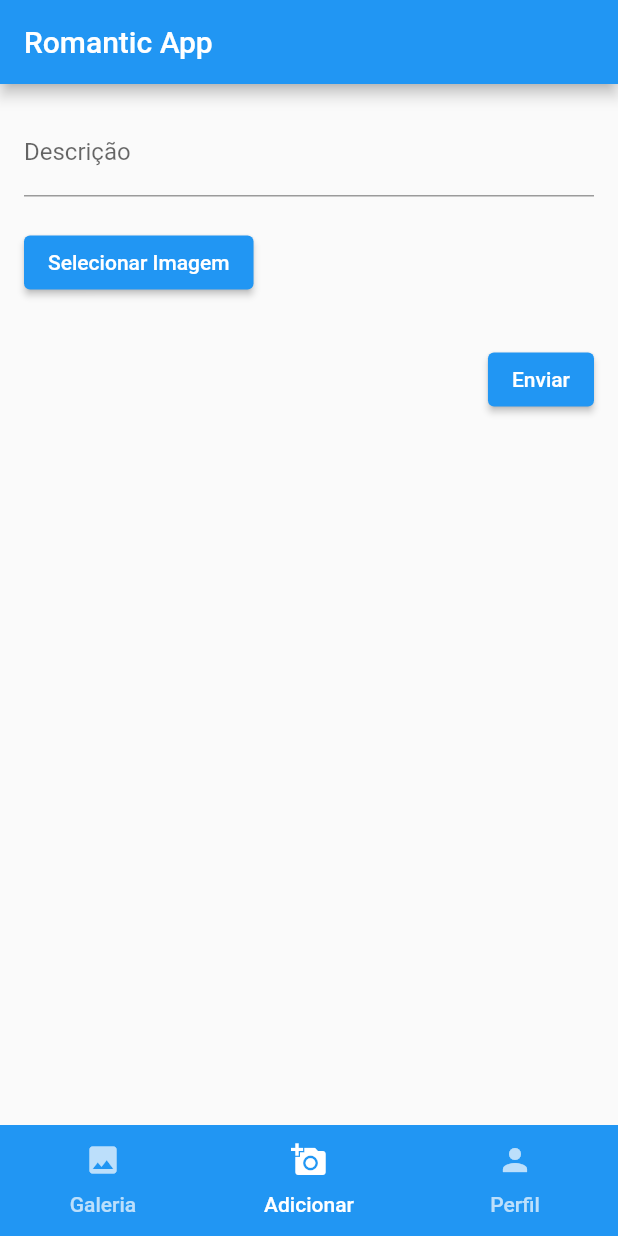
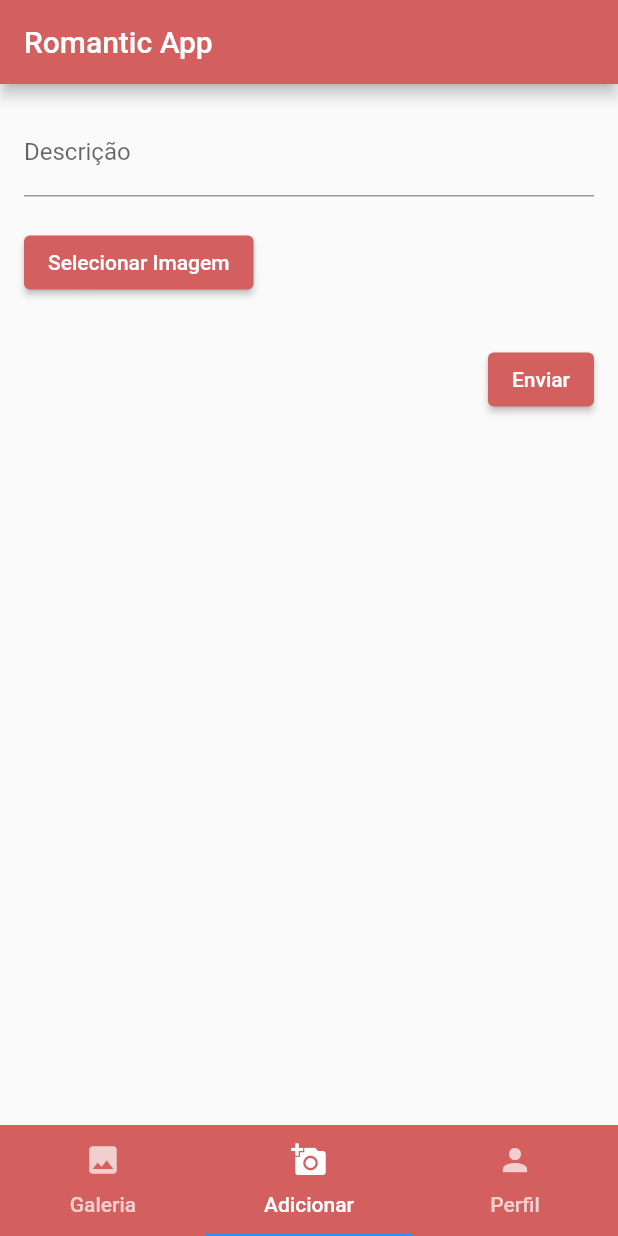
Before and after one commit to emanuelvasconnobre/romantic-app, a Flutter app: the GalleryPage screen opened directly with empty values, item 2 of the bottom bar chosen, on a phone screen of 412 x 824 dp. Run offline on Flutter 3.47's test engine with Material 2 defaults, Android fonts, the phone set to English and light mode, and no system bars; our stand-ins replace cloud_firestore, firebase_auth, firebase_core, firebase_storage, flutter_bloc, fluttertoast and 1 more; accounts and stored records are empty; generated files the repository leaves out were written again.

Commit message:
refac: overhaul color scheme

```diff
--- a/lib/pages/gallery_page.dart
+++ b/lib/pages/gallery_page.dart
@@ -2,6 +2,7 @@ import 'package:romanticapp/screens/profile_screen.dart';
 import 'package:flutter/material.dart';
 import 'package:romanticapp/screens/gallery.screen.dart';
 import 'package:romanticapp/screens/upload_image_screen.dart';
+import 'package:romanticapp/utils/app_color.dart';
 
 class GalleryPage extends StatelessWidget {
   final GlobalKey<NavigatorState> navigatorKey;
@@ -16,6 +17,7 @@ class GalleryPage extends StatelessWidget {
           appBar: AppBar(
             automaticallyImplyLeading: false,
             title: const Text('Romantic App'),
+            backgroundColor: AppColor.primaryBgColor,
           ),
           body: TabBarView(
             children: [
@@ -26,7 +28,7 @@ class GalleryPage extends StatelessWidget {
             ],
           ),
           bottomNavigationBar: Container(
-              color: Colors.blue,
+              color: AppColor.primaryBgColor,
               child: const TabBar(
                 tabs: [
                   Tab(icon: Icon(Icons.image), text: 'Galeria'),
--- a/lib/screens/login.screen.dart
+++ b/lib/screens/login.screen.dart
@@ -1,6 +1,7 @@
 import 'package:flutter/material.dart';
 import 'package:flutter_bloc/flutter_bloc.dart';
 import 'package:romanticapp/bloc/auth_bloc.dart';
+import 'package:romanticapp/utils/app_color.dart';
 import 'package:romanticapp/validation/composite.validation.dart';
 import 'package:romanticapp/validation/form/email.validation.dart';
 import 'package:romanticapp/validation/form/is_not_empty.validation.dart';
@@ -84,6 +85,7 @@ class LoginScreenState extends State<LoginScreen> {
       appBar: AppBar(
         automaticallyImplyLeading: false,
         title: const Text('Login'),
+        backgroundColor: AppColor.primaryBgColor,
       ),
       body: Padding(
         padding: const EdgeInsets.all(16.0),
@@ -116,6 +118,9 @@ class LoginScreenState extends State<LoginScreen> {
                     onPressed: () {
                       _onSubmitHandler(context);
                     },
+                    style: ElevatedButton.styleFrom(
+                      backgroundColor: AppColor.primaryBgColor,
+                    ),
                     child: const Text('Enviar'),
                   ),
                 ],
--- a/lib/screens/upload_image_screen.dart
+++ b/lib/screens/upload_image_screen.dart
@@ -4,6 +4,7 @@ import 'package:image_picker/image_picker.dart';
 import 'package:romanticapp/bloc/auth_bloc.dart';
 import 'package:romanticapp/bloc/gallery_bloc.dart';
 import 'package:romanticapp/data/service/photo/protocols/create_one_service_input.dart';
+import 'package:romanticapp/utils/app_color.dart';
 
 class UploadImageScreen extends StatefulWidget {
   final GlobalKey<NavigatorState> navigatorKey;
@@ -91,15 +92,18 @@ class _UploadImageScreenState extends State<UploadImageScreen> {
             const SizedBox(height: 20),
             ElevatedButton(
               onPressed: getImage,
+              style: ElevatedButton.styleFrom(
+                backgroundColor: AppColor.primaryBgColor,
+              ),
               child: const Text('Selecionar Imagem'),
             ),
             const SizedBox(height: 10),
             _image != null
                 ? Image.file(
-              fit: BoxFit.contain,
-              _image!,
-              height: 150,
-            )
+                    fit: BoxFit.contain,
+                    _image!,
+                    height: 150,
+                  )
                 : Container(),
             const SizedBox(height: 20),
             Row(
@@ -109,6 +113,9 @@ class _UploadImageScreenState extends State<UploadImageScreen> {
                 const SizedBox(width: 20),
                 ElevatedButton(
                   onPressed: _submitForm,
+                  style: ElevatedButton.styleFrom(
+                    backgroundColor: AppColor.primaryBgColor,
+                  ),
                   child: const Text('Enviar'),
                 ),
               ],
--- a/lib/widgets/UI/app_button.dart
+++ b/lib/widgets/UI/app_button.dart
@@ -1,4 +1,5 @@
 import 'package:flutter/material.dart';
+import 'package:romanticapp/utils/app_color.dart';
 import 'package:url_launcher/url_launcher_string.dart';
 
 class AppButton extends StatelessWidget {
@@ -22,7 +23,7 @@ class AppButton extends StatelessWidget {
       style: style ??
           const ButtonStyle(
             alignment: Alignment.center,
-            backgroundColor: MaterialStatePropertyAll(Colors.blue),
+            backgroundColor: MaterialStatePropertyAll(AppColor.primaryBgColor),
             shape: MaterialStatePropertyAll(
               RoundedRectangleBorder(
                 borderRadius: BorderRadius.all(Radius.circular(30.0)),
```
Also changed, not shown: lib/bloc/gallery_bloc.dart (+4 -3 lines), lib/screens/edit_profile_screen.dart (+8 -1 lines), lib/screens/profile_screen.dart (+6 -1 lines), lib/screens/view-photo.screen.dart (+7 -0 lines), lib/widgets/UI/app_link.dart (+4 -3 lines).
